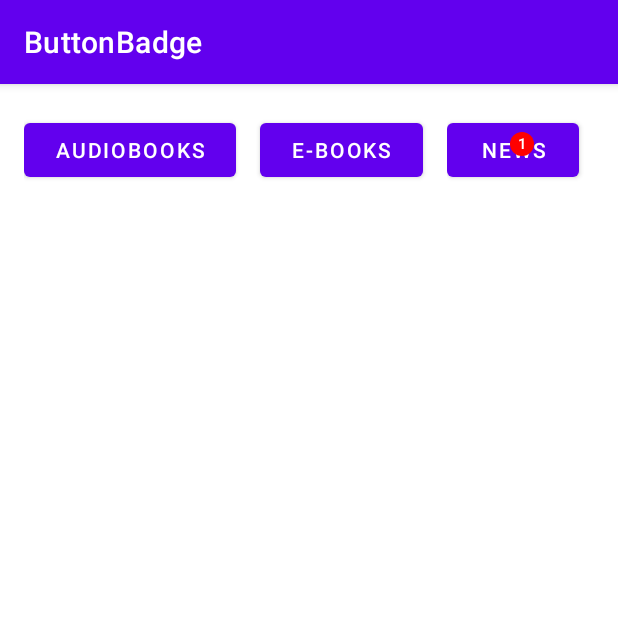
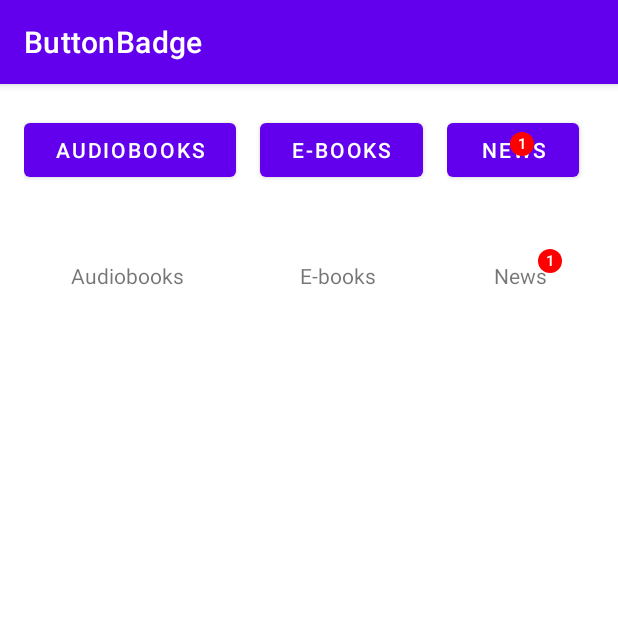
Before and after one commit to paulocoutinhox/android-button-badge, an Android app: the screen it shows after launch (MainActivity), on a phone screen of 412 x 824 dp, the top half of it. Run offline under Robolectric (Android 15) with nearby library versions, the phone set to English and light mode, and no system bars.

Commit message:
project update

```diff
--- a/app/src/main/java/com/paulocoutinho/buttonbadge/MainActivity.kt
+++ b/app/src/main/java/com/paulocoutinho/buttonbadge/MainActivity.kt
@@ -4,6 +4,7 @@ import android.graphics.Color
 import android.os.Bundle
 import android.widget.Button
 import android.widget.FrameLayout
+import android.widget.TextView
 import androidx.appcompat.app.AppCompatActivity
 import com.google.android.material.badge.BadgeDrawable
 
@@ -14,9 +15,14 @@ class MainActivity : AppCompatActivity() {
         super.onCreate(savedInstanceState)
         setContentView(R.layout.activity_main)
 
+        applyOnRow1()
+        applyOnRow2()
+    }
+
+    private fun applyOnRow1() {
         // find components
-        val btNewsContainer = findViewById<FrameLayout>(R.id.btNewsContainer)
-        val btNews = findViewById<Button>(R.id.btNews)
+        val btNewsContainer = findViewById<FrameLayout>(R.id.btNewsContainer1)
+        val btNews = findViewById<Button>(R.id.btNews1)
 
         // add drawable
         val badgeDrawable = BadgeDrawable.create(this)
@@ -33,4 +39,22 @@ class MainActivity : AppCompatActivity() {
         }
     }
 
+    private fun applyOnRow2() {
+        // find components
+        val btNewsContainer = findViewById<FrameLayout>(R.id.btNewsContainer2)
+        val btNews = findViewById<TextView>(R.id.btNews2)
+
+        // add drawable
+        val badgeDrawable = BadgeDrawable.create(this)
+        badgeDrawable.number = 1
+        badgeDrawable.backgroundColor = Color.RED
+        badgeDrawable.isVisible = true
+
+        // update drawable
+        btNewsContainer.foreground = badgeDrawable
+        btNewsContainer.addOnLayoutChangeListener { v, left, top, right, bottom, oldLeft, oldTop, oldRight, oldBottom ->
+            badgeDrawable.updateBadgeCoordinates(btNews, btNewsContainer)
+        }
+    }
+
 }
--- a/app/src/main/res/layout/activity_main.xml
+++ b/app/src/main/res/layout/activity_main.xml
@@ -7,6 +7,7 @@
     tools:context=".MainActivity">
 
     <LinearLayout
+        android:id="@+id/firstRow"
         android:layout_width="match_parent"
         android:layout_height="wrap_content"
         android:layout_marginTop="20dp"
@@ -32,13 +33,13 @@
             android:text="E-books" />
 
         <FrameLayout
-            android:id="@+id/btNewsContainer"
+            android:id="@+id/btNewsContainer1"
             android:layout_width="wrap_content"
             android:layout_height="wrap_content"
             android:layout_weight="1">
 
             <Button
-                android:id="@+id/btNews"
+                android:id="@+id/btNews1"
                 android:layout_width="wrap_content"
                 android:layout_height="wrap_content"
                 android:text="News" />
@@ -47,4 +48,54 @@
 
     </LinearLayout>
 
+    <LinearLayout
+        android:id="@+id/secondRow"
+        android:layout_width="match_parent"
+        android:layout_height="wrap_content"
+        android:layout_marginTop="40dp"
+        android:divider="@drawable/divider"
+        android:orientation="horizontal"
+        android:paddingStart="16dp"
+        android:paddingEnd="16dp"
+        android:showDividers="middle"
+        app:layout_constraintEnd_toEndOf="parent"
+        app:layout_constraintHeight="40dp"
+        app:layout_constraintStart_toStartOf="parent"
+        app:layout_constraintTop_toBottomOf="@id/firstRow">
+
+        <TextView
+            android:layout_width="wrap_content"
+            android:layout_height="wrap_content"
+            android:layout_gravity="center"
+            android:layout_weight="1"
+            android:text="Audiobooks"
+            android:textAlignment="center" />
+
+        <TextView
+            android:layout_width="wrap_content"
+            android:layout_height="wrap_content"
+            android:layout_gravity="center"
+            android:layout_weight="1"
+            android:text="E-books"
+            android:textAlignment="center" />
+
+        <FrameLayout
+            android:id="@+id/btNewsContainer2"
+            android:layout_width="wrap_content"
+            android:layout_height="match_parent"
+            android:layout_gravity="center"
+            android:layout_weight="1">
+
+            <TextView
+                android:id="@+id/btNews2"
+                android:layout_width="wrap_content"
+                android:layout_height="wrap_content"
+                android:layout_gravity="center"
+                android:text="News"
+                android:textAlignment="center" />
+
+        </FrameLayout>
+
+    </LinearLayout>
+
 </androidx.constraintlayout.widget.ConstraintLayout>
```
Also changed, not shown: 3 other files.
